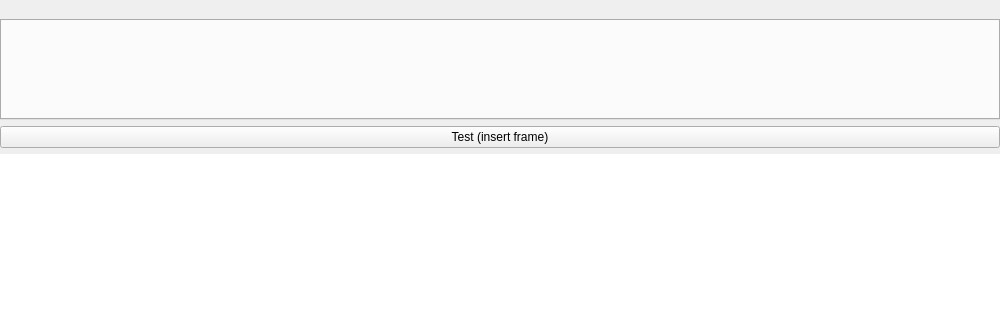
dudghks/senior-capstone, file mainwindow.ui: the form before one commit; both pictures show x 0 to 1000 and y 0 to 320 of the 1000 by 750 pixel window.
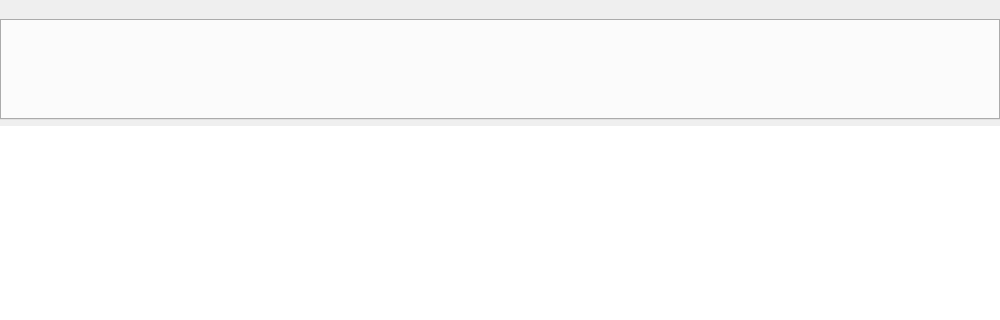
The form after the commit. Icons and pictures are not drawn. Custom widgets are drawn as their Qt base class.

What changed in the file:
```diff
--- a/mainwindow.ui
+++ b/mainwindow.ui
@@ -360,7 +360,7 @@
         <property name="bottomMargin">
          <number>0</number>
         </property>
-        <item row="1" column="0">
+        <item row="0" column="0">
          <widget class="BlockTextEdit" name="textEdit">
           <property name="sizePolicy">
            <sizepolicy hsizetype="Expanding" vsizetype="Expanding">
@@ -394,13 +394,6 @@
           </property>
          </widget>
         </item>
-        <item row="0" column="0">
-         <widget class="QPushButton" name="testPushButton">
-          <property name="text">
-           <string>Test (insert frame)</string>
-          </property>
-         </widget>
-        </item>
        </layout>
       </widget>
      </widget>
```
